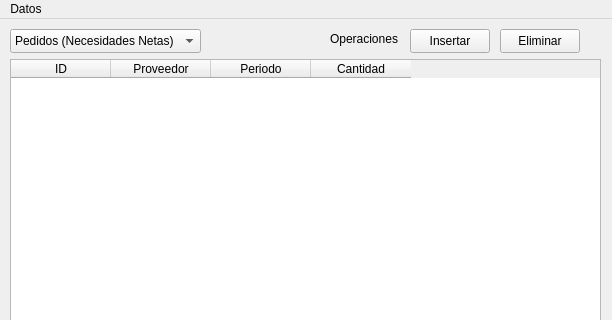
Old version of the form src/mainwindow.ui in the repository TheBerbat/bloque-produccion; both pictures show x 0 to 612 and y 0 to 320 of the 612 by 586 pixel window.
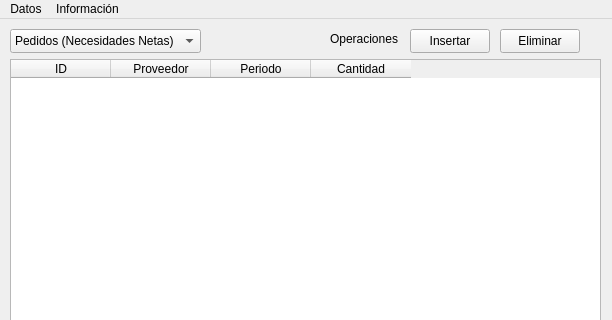
New version of the form.

Commit message: Added about dialog

Patch:
```diff
--- a/src/mainwindow.ui
+++ b/src/mainwindow.ui
@@ -373,7 +373,14 @@
     <addaction name="actionConectar"/>
     <addaction name="actionDesconectar"/>
    </widget>
+   <widget class="QMenu" name="menuInformacion">
+    <property name="title">
+     <string>Información</string>
+    </property>
+    <addaction name="actionInformacion"/>
+   </widget>
    <addaction name="menuDatos"/>
+   <addaction name="menuInformacion"/>
   </widget>
   <widget class="QStatusBar" name="statusbar"/>
   <action name="actionConectar">
```
Left out of the diff: 7 changed lines with no effect on the pictures. The commit also changes 6 other files.
